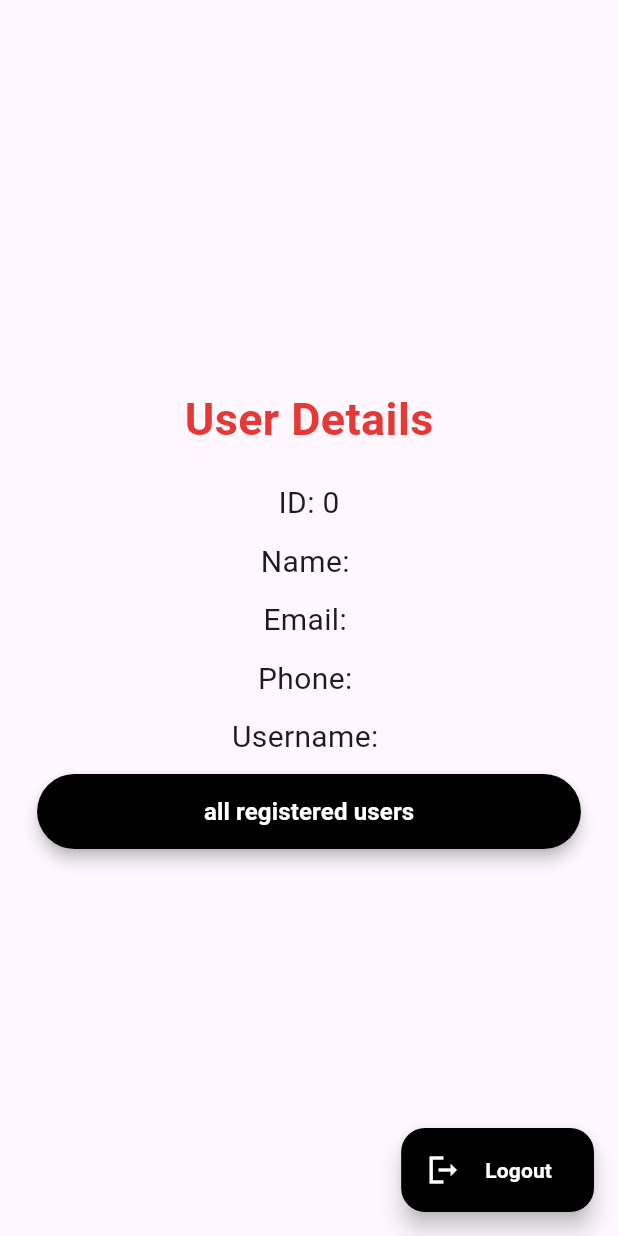
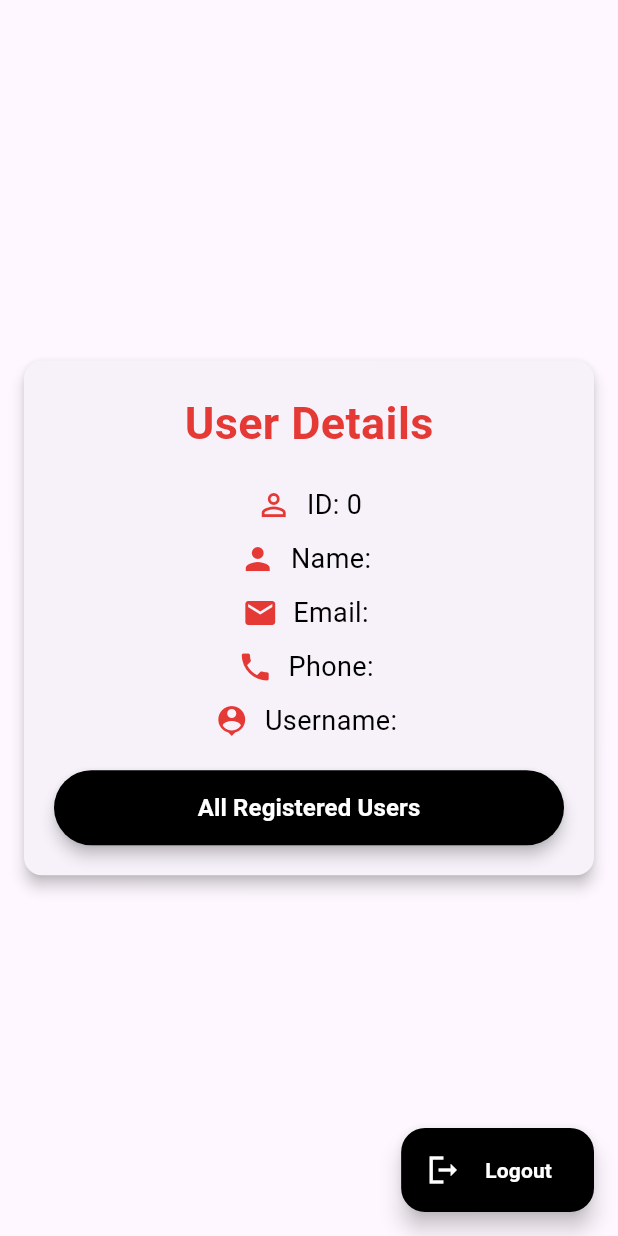
Before and after one commit to Yash-Gupta001/registration_in_bloc, a Flutter app: the Userdetails screen opened directly with empty values, on a phone screen of 412 x 824 dp. Run offline on Flutter 3.47's test engine with Material 3 defaults, Android fonts, the phone set to English and light mode, and no system bars; our stand-ins replace floor, flutter_bloc, get_it, sqflite; accounts and stored records are empty; generated files the repository leaves out were written again.

Commit message:
current user ui complete

```diff
--- a/lib/floor_database/dao/userdao.dart
+++ b/lib/floor_database/dao/userdao.dart
@@ -26,8 +26,7 @@ abstract class UserDao {
   Future<void> deleteUser(UserEntity user);
 
   // Query to find an user by their UID and password
-  @Query(
-      'SELECT * FROM user_entity WHERE username = :username AND password = :password')
+  @Query('SELECT * FROM user_entity WHERE username = :username AND password = :password')
   Future<UserEntity?> findUserByusernameAndPassword(
       String username, String password);
 
--- a/lib/main.dart
+++ b/lib/main.dart
@@ -15,7 +15,7 @@ void main() async {
   } catch (e) {
     // Handle the error in case setup fails
     print('Failed to initialize app: $e');
-    runApp(const MyApp(isError: true));  // Run app with an error state
+    runApp(const MyApp(isError: true));
   }
 }
 
@@ -29,7 +29,11 @@ class MyApp extends StatelessWidget {
     return MaterialApp(
       debugShowCheckedModeBanner: false,
       home: isError
-          ? Scaffold(body: Center(child: Text("Failed to load app, please try again later.")))
+          ? Scaffold(body:
+          Center(
+            child: Text(
+              "Failed to load app, please try again later."
+              )))
           : SignupPage(
               database: GetIt.instance<AppDatabase>(),
               userRepository: GetIt.instance<UserRepository>(),
--- a/lib/presentation/home/user_detail.dart
+++ b/lib/presentation/home/user_detail.dart
@@ -23,42 +23,56 @@ class Userdetails extends StatelessWidget {
     return SafeArea(
       child: Scaffold(
         body: Center(
+          child: Card(
+            elevation: 4, // Add shadow to the card
+            shape: RoundedRectangleBorder(
+              borderRadius: BorderRadius.circular(12), // Rounded corners
+            ),
+            margin: EdgeInsets.all(16), // Add margin around the card
+            child: Padding(
+              padding: EdgeInsets.all(20), // Add padding inside the card
               child: Column(
-            mainAxisAlignment: MainAxisAlignment.center,
+                mainAxisSize: MainAxisSize
+                    .min, // Make the column take only the space it needs
                 children: [
                   Text(
                     'User Details',
                     style: TextStyle(
-                    fontSize: 30, fontWeight: FontWeight.bold, color: red),
+                      fontSize: 30,
+                      fontWeight: FontWeight.bold,
+                      color: red,
+                    ),
                   ),
                   SizedBox(height: 20),
 
-              Text("ID: ${user.id}", style: TextStyle(fontSize: 20)),
+                  // User details with icons
+                  _buildDetailRow(Icons.person_outline, 'ID: ${user.id}'),
                   SizedBox(height: 10),
+                  _buildDetailRow(Icons.person, 'Name: ${user.name}'),
+                  SizedBox(height: 10),
+                  _buildDetailRow(Icons.email, 'Email: ${user.email}'),
+                  SizedBox(height: 10),
+                  _buildDetailRow(Icons.phone, 'Phone: ${user.phone}'),
+                  SizedBox(height: 10),
+                  _buildDetailRow(
+                      Icons.person_pin, 'Username: ${user.username}'),
+                  SizedBox(height: 20),
 
-              Text("Name: ${user.name}", style: TextStyle(fontSize: 20)),
-              SizedBox(height: 10),
-
-              Text("Email: ${user.email}", style: TextStyle(fontSize: 20)),
-              SizedBox(height: 10),
-
-              Text("Phone: ${user.phone}", style: TextStyle(fontSize: 20)),
-              SizedBox(height: 10),
-
-              Text("Username: ${user.username}",
-                  style: TextStyle(fontSize: 20)),
-              SizedBox(height: 10),
-
-              // Text("password: ${user.password}",
-              // style: TextStyle(fontSize: 20)),
-
-              CustomElevatedButton(title: 'all registered users', onPressed: (){
-                Navigator.push(context, MaterialPageRoute(
-                  builder: (context) => AllRegisteredUsers()
-                  ));
-
-              })
+                  // Custom Elevated Button
+                  CustomElevatedButton(
+                    title: 'All Registered Users',
+                    onPressed: () {
+                      Navigator.push(
+                        context,
+                        MaterialPageRoute(
+                          builder: (context) => AllRegisteredUsers(),
+                        ),
+                      );
+                    },
+                  ),
                 ],
+              ),
+            ),
           ),
         ),
         floatingActionButton: DialogCustomFloatingActionButton(
@@ -97,3 +111,20 @@ class Userdetails extends StatelessWidget {
     );
   }
 }
+
+Widget _buildDetailRow(IconData icon, String text) {
+  return Row(
+    mainAxisAlignment: MainAxisAlignment.center, // Center the row content
+    children: [
+      Icon(icon, color: red), // Add an icon
+      SizedBox(width: 10), // Add spacing
+      Text(
+        text,
+        style: TextStyle(
+          fontSize: 18,
+          color: black,
+        ),
+      ),
+    ],
+  );
+}
```
Lines whose indentation alone changed are shown as unchanged.
